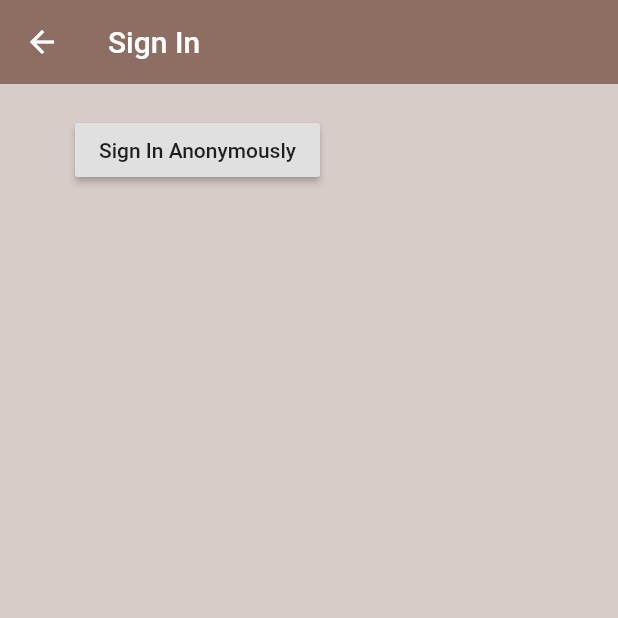
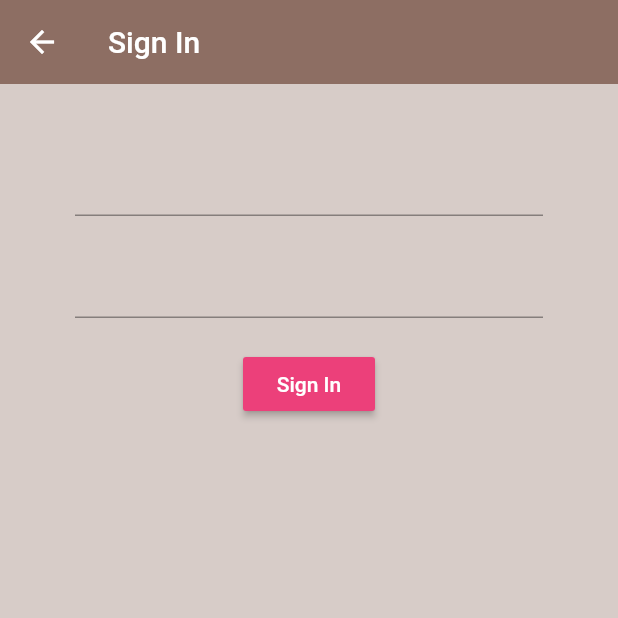
Before and after one commit to niaperedo/brew_coffee, a Flutter app: the SignIn screen opened directly, on a phone screen of 412 x 824 dp, the top half of it. Run offline on Flutter 3.47's test engine with Material 2 defaults, Android fonts, the phone set to English and light mode, and no system bars; our stand-ins replace firebase_auth; accounts and stored records are empty.

Commit message:
Add lesson 10

```diff
--- a/lib/screens/authenticate/authenticate.dart
+++ b/lib/screens/authenticate/authenticate.dart
@@ -1,4 +1,5 @@
-import 'package:brew_coffee/screens/authenticate/sign_in.dart';
+import 'package:brew_coffee/screens/authenticate/sign_up.dart';
+
 import 'package:flutter/material.dart';
 
 class Authenticate extends StatefulWidget {
@@ -10,7 +11,7 @@ class _AuthenticateState extends State<Authenticate> {
   @override
   Widget build(BuildContext context) {
     return Container(
-      child: SignIn()
+      child: SignUp()
     );
   }
 }
--- a/lib/screens/authenticate/sign_in.dart
+++ b/lib/screens/authenticate/sign_in.dart
@@ -8,6 +8,8 @@ class SignIn extends StatefulWidget {
 
 class _SignInState extends State<SignIn> {
   final AuthService _auth = AuthService();
+  String email = '';
+  String password = '';
 
   @override
   Widget build(BuildContext context) {
@@ -20,19 +22,37 @@ class _SignInState extends State<SignIn> {
       ),
       body: Container(
         padding: EdgeInsets.symmetric(vertical: 20.0, horizontal: 50.0),
-        child: RaisedButton(
-          child: Text('Sign In Anonymously'),
-          onPressed: () async {
-            dynamic result = await _auth.signInAnon();
-
-            if (result == null) {
-              print('error signing in');
-            } else {
-              print('signed in');
-              print(result.uid);
-            }
-          },
-        ),
+        child: Column(
+          children: <Widget>[
+            SizedBox(height: 20.0),
+            TextFormField(
+              onChanged: (val) {
+                setState(() => email = val);
+              }
+            ),
+            SizedBox(height: 20.0),
+            TextFormField(
+              onChanged: (val) {
+                setState(() => password = val);
+              },
+              obscureText: true,
+            ),
+            SizedBox(height: 20.0,),
+            RaisedButton(
+              color: Colors.pink[400],
+              child: Text(
+                'Sign In',
+                style: TextStyle(
+                  color: Colors.white
+                )
+              ),
+              onPressed: () async  {
+                print(email);
+                print(password);
+              },
+            )
+          ],
+        )
       )
     );
   }
```
